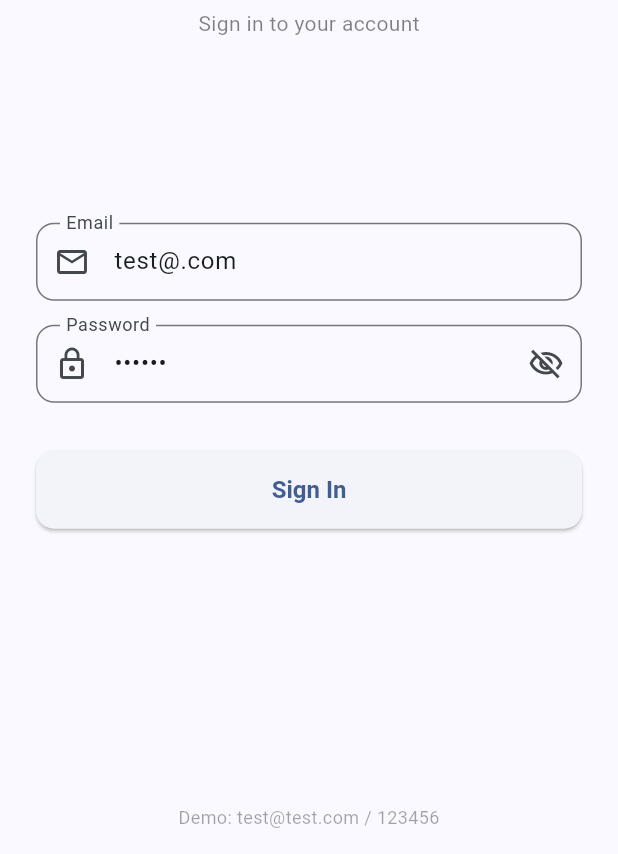
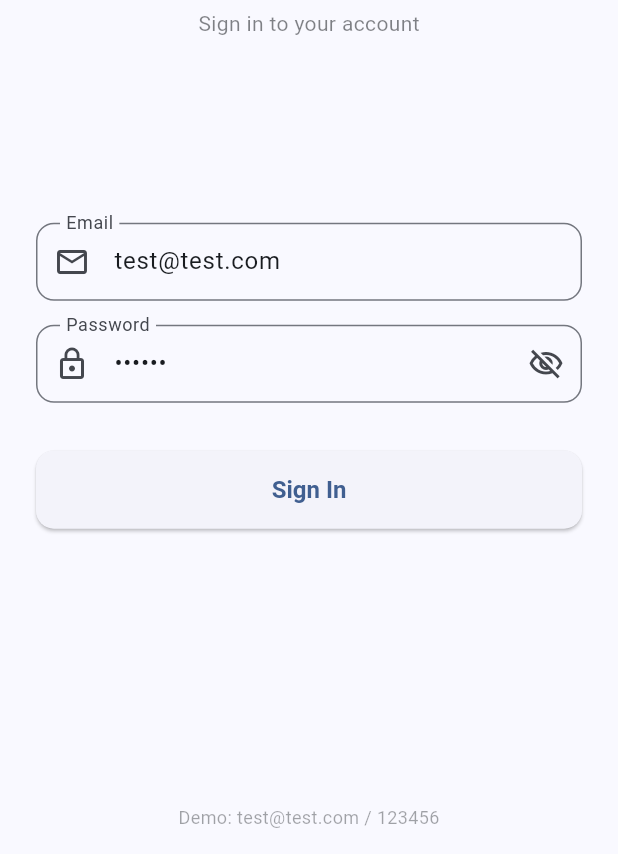
Before and after one commit to jerronjunior/Sales_reporter, a Flutter app: the screen it shows after launch, on a phone screen of 412 x 824 dp, the part 382-1236 px from its top. Run offline on Flutter 3.47's test engine with Material 3 defaults, Android fonts, the phone set to English and light mode, and no system bars; our stand-ins replace fl_chart, flutter_riverpod, shared_preferences.

Commit message:
rechange login

```diff
--- a/lib/screens/login_screen.dart
+++ b/lib/screens/login_screen.dart
@@ -13,7 +13,7 @@ class LoginScreen extends ConsumerStatefulWidget {
 class _LoginScreenState extends ConsumerState<LoginScreen>
     with SingleTickerProviderStateMixin {
   final _formKey = GlobalKey<FormState>();
-  final _emailCtrl = TextEditingController(text: 'test@.com');
+  final _emailCtrl = TextEditingController(text: 'test@test.com');
   final _passCtrl = TextEditingController(text: '123456');
   bool _obscure = true;
   late AnimationController _shakeCtrl;
```
